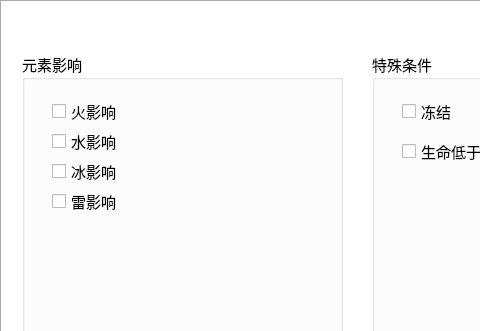
The window that data/test.ui (gaofrank1986/gmi15) describes before a commit, drawn with Qt 5; both pictures show x 0 to 480 and y 0 to 331 of the 1270 by 505 pixel window.
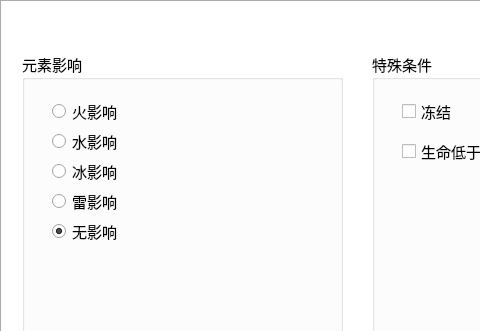
The same window after the commit. The open tabs and pages were chosen to show the change. Icons and pictures are not drawn.

```diff
--- a/data/test.ui
+++ b/data/test.ui
@@ -1379,12 +1379,12 @@
       <property name="title">
        <string>元素影响</string>
       </property>
-      <widget class="QCheckBox" name="cb_cond_fire">
+      <widget class="QRadioButton" name="rb_cond_fire">
        <property name="geometry">
         <rect>
          <x>30</x>
          <y>50</y>
-         <width>91</width>
+         <width>115</width>
          <height>19</height>
         </rect>
        </property>
@@ -1392,12 +1392,12 @@
         <string>火影响</string>
        </property>
       </widget>
-      <widget class="QCheckBox" name="cb_cond_watr">
+      <widget class="QRadioButton" name="rb_cond_watr">
        <property name="geometry">
         <rect>
          <x>30</x>
          <y>80</y>
-         <width>91</width>
+         <width>115</width>
          <height>19</height>
         </rect>
        </property>
@@ -1405,25 +1405,12 @@
         <string>水影响</string>
        </property>
       </widget>
-      <widget class="QCheckBox" name="cb_cond_ice">
-       <property name="geometry">
-        <rect>
-         <x>30</x>
-         <y>110</y>
-         <width>91</width>
-         <height>19</height>
-        </rect>
-       </property>
-       <property name="text">
-        <string>冰影响</string>
-       </property>
-      </widget>
-      <widget class="QCheckBox" name="cb_cond_elec">
+      <widget class="QRadioButton" name="rb_cond_elec">
        <property name="geometry">
         <rect>
          <x>30</x>
          <y>140</y>
-         <width>91</width>
+         <width>115</width>
          <height>19</height>
         </rect>
        </property>
@@ -1431,6 +1418,35 @@
         <string>雷影响</string>
        </property>
       </widget>
+      <widget class="QRadioButton" name="rb_cond_ice">
+       <property name="geometry">
+        <rect>
+         <x>30</x>
+         <y>110</y>
+         <width>115</width>
+         <height>19</height>
+        </rect>
+       </property>
+       <property name="text">
+        <string>冰影响</string>
+       </property>
+      </widget>
+      <widget class="QRadioButton" name="rb_cond_elec_2">
+       <property name="geometry">
+        <rect>
+         <x>30</x>
+         <y>170</y>
+         <width>115</width>
+         <height>19</height>
+        </rect>
+       </property>
+       <property name="text">
+        <string>无影响</string>
+       </property>
+       <property name="checked">
+        <bool>true</bool>
+       </property>
+      </widget>
      </widget>
      <widget class="QGraphicsView" name="graphicsView_4">
       <property name="geometry">
```
Left out of the diff: 4 changed lines with no effect on the pictures.
